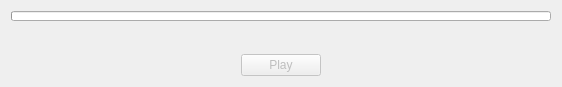
Old version of the form podcatcher/Resources/ui/widgets/PlaybackControlWidget.ui in the repository lostrootpass/alphagem.
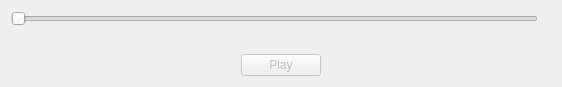
New version of the form. Custom widgets are drawn as their Qt base class.

Commit message: Use a slider on the playback widget to jump to any timestamp.

Diff of the .ui file:
```diff
--- a/podcatcher/Resources/ui/widgets/PlaybackControlWidget.ui
+++ b/podcatcher/Resources/ui/widgets/PlaybackControlWidget.ui
@@ -15,41 +15,40 @@
   </property>
   <layout class="QVBoxLayout" name="verticalLayout">
    <item>
-    <widget class="QProgressBar" name="playbackPositionBar">
-     <property name="sizePolicy">
-      <sizepolicy hsizetype="Expanding" vsizetype="Fixed">
-       <horstretch>0</horstretch>
-       <verstretch>0</verstretch>
-      </sizepolicy>
-     </property>
-     <property name="minimumSize">
-      <size>
-       <width>0</width>
-       <height>10</height>
-      </size>
-     </property>
-     <property name="maximumSize">
-      <size>
-       <width>16777215</width>
-       <height>10</height>
-      </size>
-     </property>
-     <property name="value">
+    <layout class="QHBoxLayout" name="horizontalLayout">
+     <item>
+      <widget class="PlaybackSlider" name="playbackSlider">
+       <property name="enabled">
+        <bool>false</bool>
+       </property>
+       <property name="styleSheet">
+        <string notr="true"/>
+       </property>
+       <property name="singleStep">
+        <number>0</number>
+       </property>
+       <property name="pageStep">
       <number>0</number>
      </property>
-     <property name="textVisible">
+       <property name="tracking">
       <bool>false</bool>
      </property>
-     <property name="invertedAppearance">
-      <bool>false</bool>
-     </property>
-     <property name="textDirection">
-      <enum>QProgressBar::TopToBottom</enum>
-     </property>
-     <property name="format">
-      <string notr="true">00:00</string>
-     </property>
-    </widget>
+       <property name="orientation">
+        <enum>Qt::Horizontal</enum>
+       </property>
+       <property name="tickPosition">
+        <enum>QSlider::NoTicks</enum>
+       </property>
+      </widget>
+     </item>
+     <item>
+      <widget class="QLabel" name="positionLabel">
+       <property name="text">
+        <string/>
+       </property>
+      </widget>
+     </item>
+    </layout>
    </item>
    <item>
     <widget class="QLabel" name="episodeName">
@@ -71,6 +70,13 @@
   </layout>
  </widget>
  <layoutdefault spacing="6" margin="11"/>
+ <customwidgets>
+  <customwidget>
+   <class>PlaybackSlider</class>
+   <extends>QSlider</extends>
+   <header>ui/widgets/playbackslider.h</header>
+  </customwidget>
+ </customwidgets>
  <resources/>
  <connections/>
 </ui>
```
Lines whose indentation alone changed are shown as unchanged. The commit also changes 6 other files.
